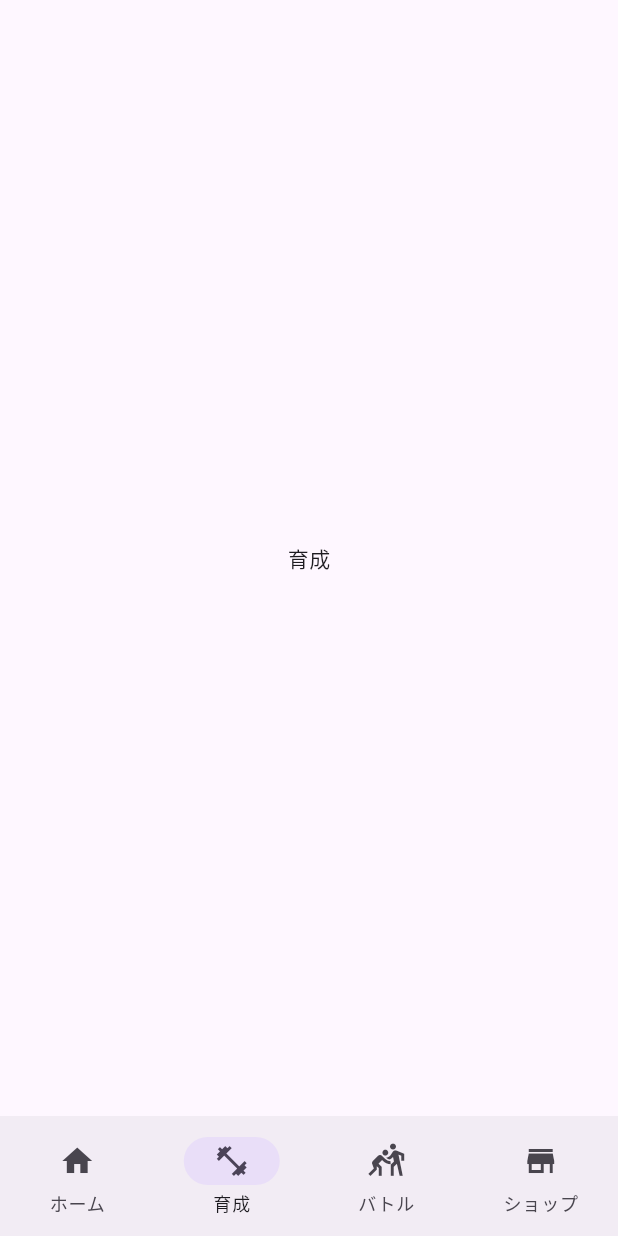
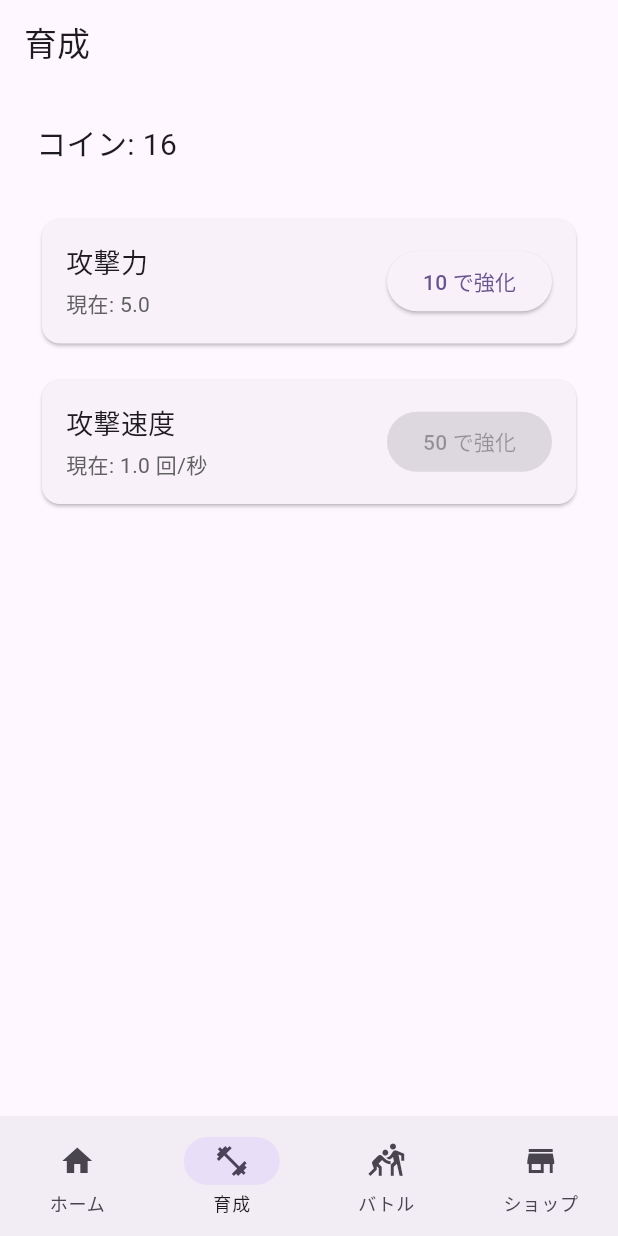
Before and after one commit to yuusaku000/idle_dungeon, a Flutter app: the screen it shows after launch, item 2 of the bottom bar chosen, on a phone screen of 412 x 824 dp. Run offline on Flutter 3.47's test engine with Material 3 defaults, Android fonts, the phone set to English and light mode, and no system bars.

Commit message:
feat: 育成画面で攻撃力と攻撃速度を強化できるようにした

```diff
--- a/lib/game_state.dart
+++ b/lib/game_state.dart
@@ -1,10 +1,30 @@
 /// ゲーム全体の数値を保持するクラス。
 /// 画面から独立しているので、タブを切り替えても値は消えない。
 class GameState {
-  int floor = 1;         // 現在の階層
-  double coins = 0;      // 所持コイン
-  double attack = 5;     // 攻撃力
-  double enemyHp = 10;   // 敵の現在HP
+  int floor = 1;              // 現在の階層
+  double coins = 0;           // 所持コイン
+  double enemyHp = 10;        // 敵の現在HP
+
+  int attackLevel = 0;        // 攻撃力の強化回数
+  int speedLevel = 0;         // 攻撃速度の強化回数
+
+  /// 攻撃力（初期5、強化ごとに+2）
+  double get attack => 5 + attackLevel * 2;
+
+  /// 攻撃速度（初期1.0回/秒、強化ごとに+0.1、上限3.0）
+  double get attackSpeed {
+    final speed = 1.0 + speedLevel * 0.1;
+    return speed > 3.0 ? 3.0 : speed;
+  }
+
+  /// 攻撃力強化のコスト
+  double get attackUpgradeCost => 10 * _pow(1.15, attackLevel);
+
+  /// 攻撃速度強化のコスト
+  double get speedUpgradeCost => 50 * _pow(1.3, speedLevel);
+
+  /// 速度が上限に達しているか
+  bool get isSpeedMaxed => attackSpeed >= 3.0;
 
   /// 現在の階層の敵の最大HP
   double get enemyMaxHp => 10 * _pow(1.15, floor - 1);
@@ -24,6 +44,23 @@ class GameState {
     return false;
   }
 
+  /// 攻撃力を強化する。成功したら true。
+  bool upgradeAttack() {
+    if (coins < attackUpgradeCost) return false;
+    coins -= attackUpgradeCost;
+    attackLevel++;
+    return true;
+  }
+
+  /// 攻撃速度を強化する。成功したら true。
+  bool upgradeSpeed() {
+    if (isSpeedMaxed) return false;
+    if (coins < speedUpgradeCost) return false;
+    coins -= speedUpgradeCost;
+    speedLevel++;
+    return true;
+  }
+
   /// base の exponent 乗
   double _pow(double base, int exponent) {
     double result = 1;
--- a/lib/screens/training_screen.dart
+++ b/lib/screens/training_screen.dart
@@ -1,13 +1,104 @@
 import 'package:flutter/material.dart';
 import '../game_state.dart';
 
-class TrainingScreen extends StatelessWidget {
+class TrainingScreen extends StatefulWidget {
   const TrainingScreen({super.key, required this.gameState});
 
   final GameState gameState;
 
   @override
+  State<TrainingScreen> createState() => _TrainingScreenState();
+}
+
+class _TrainingScreenState extends State<TrainingScreen> {
+  @override
   Widget build(BuildContext context) {
-    return const Center(child: Text('育成'));
+    final state = widget.gameState;
+
+    return Scaffold(
+      appBar: AppBar(title: const Text('育成')),
+      body: Padding(
+        padding: const EdgeInsets.all(24),
+        child: Column(
+          crossAxisAlignment: CrossAxisAlignment.stretch,
+          children: [
+            Text(
+              'コイン: ${state.coins.floor()}',
+              style: const TextStyle(fontSize: 20),
+            ),
+            const SizedBox(height: 32),
+            _UpgradeCard(
+              title: '攻撃力',
+              currentValue: state.attack.toStringAsFixed(1),
+              cost: state.attackUpgradeCost,
+              canAfford: state.coins >= state.attackUpgradeCost,
+              isMaxed: false,
+              onPressed: () {
+                setState(() => state.upgradeAttack());
+              },
+            ),
+            const SizedBox(height: 16),
+            _UpgradeCard(
+              title: '攻撃速度',
+              currentValue: '${state.attackSpeed.toStringAsFixed(1)} 回/秒',
+              cost: state.speedUpgradeCost,
+              canAfford: state.coins >= state.speedUpgradeCost,
+              isMaxed: state.isSpeedMaxed,
+              onPressed: () {
+                setState(() => state.upgradeSpeed());
+              },
+            ),
+          ],
+        ),
+      ),
+    );
   }
 }
+
+class _UpgradeCard extends StatelessWidget {
+  const _UpgradeCard({
+    required this.title,
+    required this.currentValue,
+    required this.cost,
+    required this.canAfford,
+    required this.isMaxed,
+    required this.onPressed,
+  });
+
+  final String title;
+  final String currentValue;
+  final double cost;
+  final bool canAfford;
+  final bool isMaxed;
+  final VoidCallback onPressed;
+
+  @override
+  Widget build(BuildContext context) {
+    return Card(
+      child: Padding(
+        padding: const EdgeInsets.all(16),
+        child: Row(
+          children: [
+            Expanded(
+              child: Column(
+                crossAxisAlignment: CrossAxisAlignment.start,
+                children: [
+                  Text(title, style: const TextStyle(fontSize: 18)),
+                  const SizedBox(height: 4),
+                  Text(
+                    '現在: $currentValue',
+                    style: TextStyle(color: Colors.grey.shade700),
+                  ),
+                ],
+              ),
+            ),
+            ElevatedButton(
+              onPressed: (isMaxed || !canAfford) ? null : onPressed,
+              child: Text(isMaxed ? 'MAX' : '${cost.ceil()} で強化'),
+            ),
+          ],
+        ),
+      ),
+    );
+  }
+}
```
